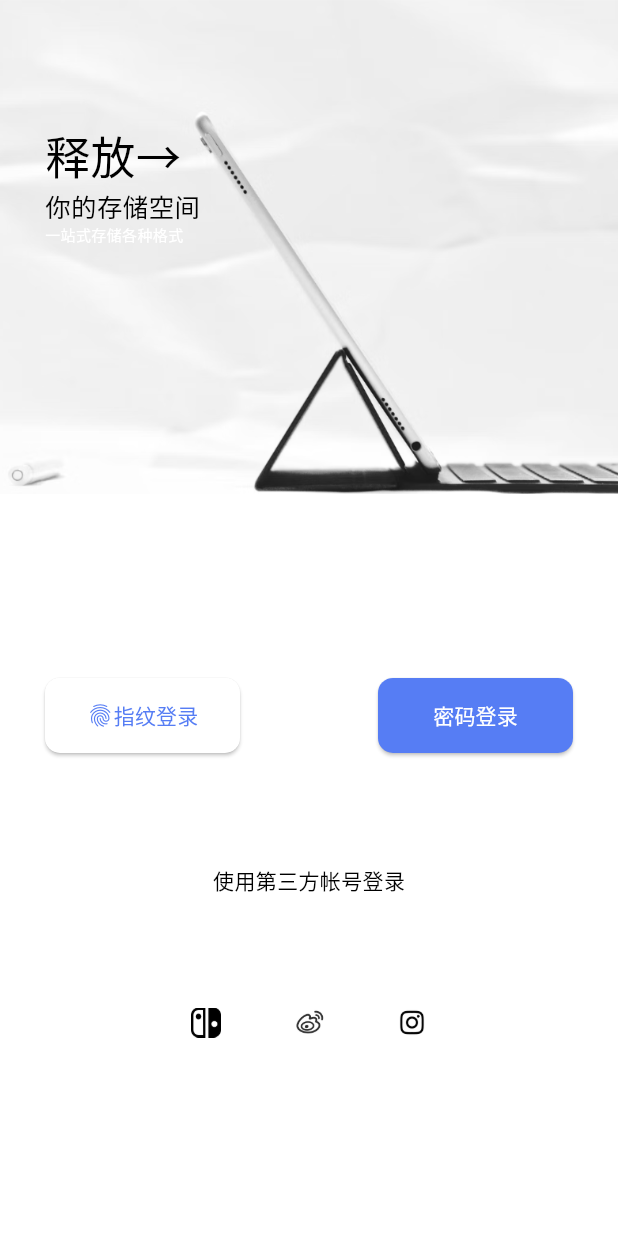
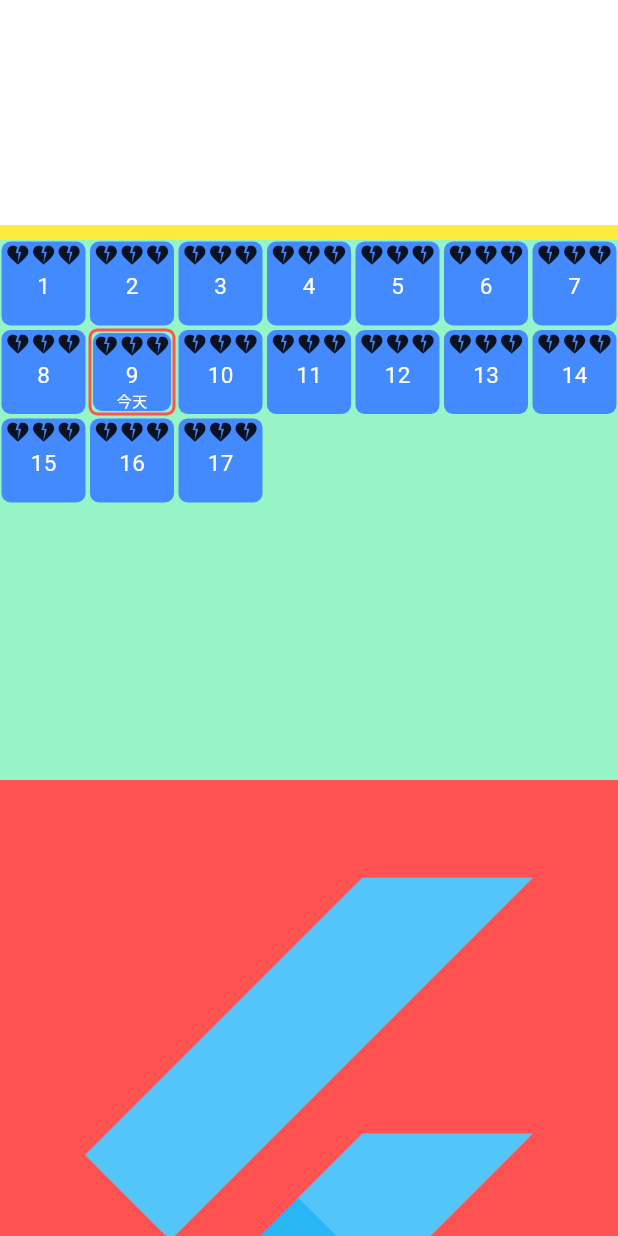
Before and after one commit to zhenzihui/shelter-flu, a Flutter app: the screen it shows after launch, on a phone screen of 412 x 824 dp. Run offline on Flutter 3.47's test engine with Material 2 defaults, Android fonts, the phone set to English and light mode, and no system bars; our stand-ins replace get.

Commit message:
feat:滚动日历

```diff
--- /dev/null
+++ b/lib/pages/calendar/CalendarPage.dart
@@ -0,0 +1,30 @@
+import 'package:flutter/material.dart';
+import 'package:shelter_client/widget/calendar.dart';
+
+class CalendarPage extends StatefulWidget {
+  @override
+  State<StatefulWidget> createState() {
+    return CalendarPageState();
+  }
+
+}
+
+class CalendarPageState extends State<CalendarPage> {
+
+  @override
+  Widget build(BuildContext context) {
+    var size = Size(60,60);
+
+    return Scaffold(body: Center(
+        child: Column(
+          children: [
+            SizedBox(
+              height: 150,
+              width: 50,
+            ),
+            Expanded(child: MonthView()),
+          ],
+        )));
+  }
+
+}
--- a/lib/routes.dart
+++ b/lib/routes.dart
@@ -1,4 +1,5 @@
 import 'package:get/get.dart';
+import 'package:shelter_client/pages/calendar/CalendarPage.dart';
 import 'package:shelter_client/pages/functions/view.dart';
 import 'package:shelter_client/pages/home/view.dart';
 import 'package:shelter_client/pages/login/view.dart';
@@ -9,7 +10,7 @@ const routeHome = "/home";
 
 const transition = Transition.cupertino;
 var routes = [
-  GetPage(name: routeIndex, page: () => LoginPage(), transition: transition),
+  GetPage(name: routeIndex, page: () => CalendarPage(), transition: transition),
   GetPage(name: routeLoginPassword, page: () => LoginByPasswordPage(), transition: transition),
   GetPage(name: routeHome, page: () => const HomePage(), transition: transition),
 ];
--- /dev/null
+++ b/lib/widget/calendar.dart
@@ -0,0 +1,230 @@
+import 'package:flutter/material.dart';
+import 'dart:math' as math;
+
+//单个日期
+class CalendarItem extends StatelessWidget {
+  final bool selected;
+  final Color backgroundColor;
+  final Color borderColor;
+  final Text dateText;
+  final Size size;
+  final List<Widget> upperMarks;
+  final List<Widget> beneathMarks;
+
+  const CalendarItem({
+    super.key,
+    required this.selected,
+    required this.backgroundColor,
+    required this.dateText,
+    required this.size,
+    required this.borderColor,
+    this.upperMarks = const [],
+    this.beneathMarks = const [],
+  });
+
+  @override
+  Widget build(BuildContext context) {
+    final border = BorderRadius.circular(6);
+    final double borderWidth = 2;
+
+    return Container(
+      width: size.width + borderWidth,
+      height: size.height + borderWidth,
+      padding: EdgeInsets.all(1),
+      decoration: BoxDecoration(
+          borderRadius: border,
+          border: selected
+              ? Border.all(color: borderColor, width: borderWidth)
+              : null),
+      child: Container(
+        height: size.height,
+        width: size.width,
+        decoration: BoxDecoration(
+          color: backgroundColor,
+          borderRadius: border,
+        ),
+        child: Column(
+          mainAxisAlignment: MainAxisAlignment.spaceAround,
+          children: [
+            upperMarks.isEmpty
+                ? const Spacer()
+                : Row(
+                    mainAxisAlignment: MainAxisAlignment.center,
+                    crossAxisAlignment: CrossAxisAlignment.center,
+                    children: upperMarks,
+                  ),
+            dateText,
+            // Spacer()
+            beneathMarks.isEmpty
+                ? const Spacer()
+                : Row(
+                    mainAxisAlignment: MainAxisAlignment.center,
+                    crossAxisAlignment: CrossAxisAlignment.center,
+                    children: beneathMarks,
+                  ),
+          ],
+        ),
+      ),
+    );
+  }
+}
+
+class MonthView extends StatefulWidget {
+  @override
+  State<StatefulWidget> createState() {
+    return MonthViewState();
+  }
+}
+
+class MonthViewState extends State<MonthView> {
+  double top = 0;
+  double formOffset = 0;
+  double calendarOffset = 0;
+  Size itemSize = Size(60, 60);
+
+  double moveRangeY = double.infinity;
+  double titleHeight = 10;
+  late double calendarHeight = itemSize.height * 6;
+
+  late double calendarTop = titleHeight;
+
+  int selectedDay = 9;
+
+  List<int> daysOfMonths() =>
+      [1, 2, 3, 4, 5, 6, 7, 8, 9, 10, 11, 12, 13, 14, 15, 16, 17];
+  Map<int, GlobalKey> dayKeyMap = {};
+
+  Offset _getItemLocalUpConstraint(BuildContext context, int day) {
+    final key = dayKeyMap[day];
+    if (key == null) {
+      return Offset.zero;
+    }
+    RenderBox? box = key.currentContext?.findRenderObject() as RenderBox?;
+    final globalPos = box?.localToGlobal(Offset.zero) ?? Offset.zero;
+    return (context.findRenderObject() as RenderBox?)
+            ?.globalToLocal(globalPos) ??
+        Offset.zero;
+  }
+
+  // 生成widget列表并记录
+  _getDayItems() {
+    return daysOfMonths().map((d) {
+      final itemKey = GlobalKey();
+      dayKeyMap.addAll({d: itemKey});
+      final selected = d == selectedDay;
+      return CalendarItem(
+        key: itemKey,
+        size: itemSize,
+        selected: selected,
+        backgroundColor: Colors.blueAccent,
+        borderColor: Colors.redAccent,
+        dateText: Text(
+          d.toString(),
+          style: TextStyle(fontSize: itemSize.height / 4, color: Colors.white),
+        ),
+        beneathMarks: [
+          Text(selected ? "今天" : '',
+              style:
+                  TextStyle(fontSize: itemSize.height / 6, color: Colors.white))
+        ],
+        upperMarks: [
+          0,
+          1,
+          2,
+        ]
+            .map((e) => Icon(
+                  Icons.heart_broken_sharp,
+                  size: itemSize.width / 3.5,
+                ))
+            .toList(),
+      );
+    }).toList();
+  }
+
+  @override
+  Widget build(BuildContext context) {
+    double calendarHeight = itemSize.height * 6;
+
+    final RenderBox? renderBox = context.findRenderObject() as RenderBox?;
+
+    return Stack(children: [
+      //先渲染calendar
+      Positioned(
+        top: titleHeight + top + calendarOffset,
+        child: Container(
+          decoration: BoxDecoration(color: Colors.greenAccent.withOpacity(0.7)),
+          height: calendarHeight,
+          child: SizedBox(
+            width: MediaQuery.sizeOf(context).width,
+            child: GridView(
+              children: _getDayItems(),
+              gridDelegate: SliverGridDelegateWithFixedCrossAxisCount(
+                crossAxisCount: 7,
+                mainAxisSpacing: 1,
+                crossAxisSpacing: 1,
+              ),
+            ),
+          ),
+        ),
+      ),
+      //再渲染form
+      Positioned(
+        top: titleHeight + top + calendarHeight + formOffset,
+        child: GestureDetector(
+            onTapDown: (TapDownDetails details) {
+              debugPrint("tap global ${details.globalPosition}");
+            },
+            onVerticalDragEnd: (DragEndDetails details) {
+              setState(() {
+                calendarOffset = 0;
+                formOffset = 0;
+              });
+            },
+            onVerticalDragStart: (DragStartDetails details) {
+              final itemPos = _getItemLocalUpConstraint(context, selectedDay);
+
+              setState(() {
+                moveRangeY = itemPos.dy - calendarTop;
+                // debugPrint("init item pos: $itemPos");
+                // debugPrint("init move range: $moveRangeY");
+              });
+            },
+            onVerticalDragUpdate: (DragUpdateDetails details) {
+              setState(() {
+                final moveSpeed = 4.5;
+                final offset = details.delta.dy <=0 ?-moveSpeed: moveSpeed ;
+
+                if (calendarOffset.abs() >= moveRangeY) {
+                  calendarOffset = -moveRangeY;
+                } else {
+                  calendarOffset += offset;
+                }
+
+                formOffset += offset;
+                // debugPrint("item offset left: ${realOffset}");
+                // debugPrint("DragUpdateDetails: ${offset}");
+                // debugPrint("move range: ${moveRangeY}");
+                debugPrint("drag delta: ${details.delta.dy}");
+                debugPrint("drag local position: ${details.localPosition}");
+                // debugPrint("up constraint local: $localSelectedItemPos");
+              });
+            },
+            child: Container(
+              decoration: BoxDecoration(color: Colors.redAccent),
+              width: MediaQuery.sizeOf(context).width,
+              height: 500,
+              child: FlutterLogo(),
+            )),
+      ),
+      //最后渲染title，不被遮挡
+      Positioned(
+        top: top,
+        child: Container(
+          height: titleHeight,
+          width: MediaQuery.sizeOf(context).width,
+          decoration: BoxDecoration(color: Colors.yellow),
+        ),
+      ),
+    ]);
+  }
+}
```
